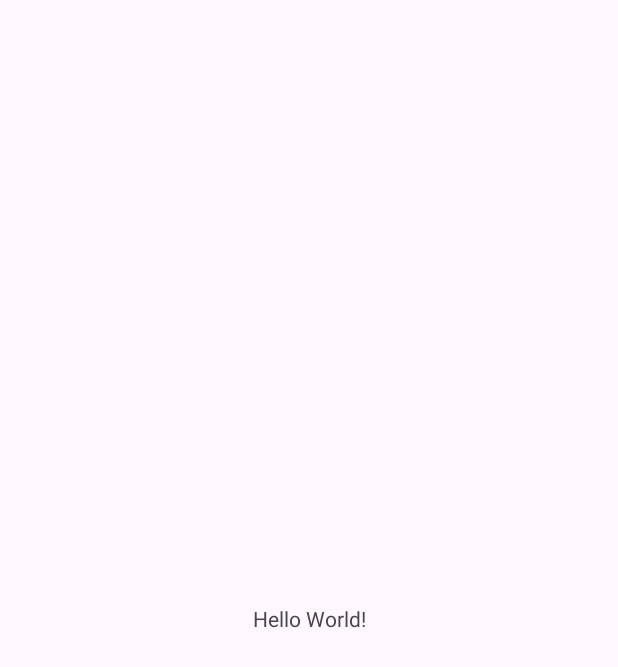
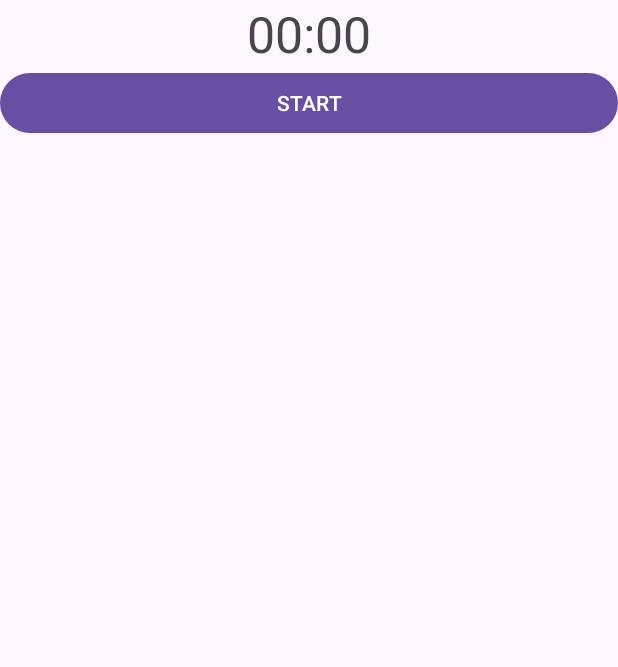
Before and after one commit to DoiRyoto/Meeting-TimeKeeper, an Android app: the screen it shows after launch (MainActivity), on a phone screen of 412 x 824 dp. Before the commit the part shown is almost empty. Shown: the top 667 px of the screen. Run offline under Robolectric (Android 15) with nearby library versions, the phone set to English and light mode, and no system bars.

Commit message:
UI作成(Phase1)

```diff
--- a/front/app/src/main/AndroidManifest.xml
+++ b/front/app/src/main/AndroidManifest.xml
@@ -1,6 +1,8 @@
 <?xml version="1.0" encoding="utf-8"?>
 <manifest xmlns:android="http://schemas.android.com/apk/res/android"
     xmlns:tools="http://schemas.android.com/tools">
+
+    <uses-permission android:name="android.permission.INTERNET" />
 
     <application
         android:allowBackup="true"
--- a/front/app/src/main/java/com/example/afinal/MainActivity.java
+++ b/front/app/src/main/java/com/example/afinal/MainActivity.java
@@ -2,13 +2,38 @@ package com.example.afinal;
 
 import androidx.appcompat.app.AppCompatActivity;
 
+import android.app.Activity;
 import android.os.Bundle;
+import android.util.Log;
+import android.view.View;
+import android.widget.Button;
+import android.widget.TextView;
 
 public class MainActivity extends AppCompatActivity {
+    private TextView textView;
+    private Button button;
 
     @Override
     protected void onCreate(Bundle savedInstanceState) {
         super.onCreate(savedInstanceState);
         setContentView(R.layout.activity_main);
+        Activity mainActivity = this;
+
+        TextView textView = (TextView) findViewById(R.id.timer);
+        Button button = (Button) findViewById(R.id.button);
+        button.setOnClickListener(new View.OnClickListener() {
+            @Override
+            public void onClick(View v) {
+                if(String.valueOf(button.getText()).equals("START")){
+                    button.setText("END");
+                    HttpConnectionTask task = new HttpConnectionTask(mainActivity, "start");
+                    task.execute();
+                } else if (String.valueOf(button.getText()).equals("END")) {
+                    button.setText("START");
+                    HttpConnectionTask task = new HttpConnectionTask(mainActivity, "end");
+                    task.execute();
+                }
+            }
+        });
     }
 }
--- a/front/app/src/main/res/layout/activity_main.xml
+++ b/front/app/src/main/res/layout/activity_main.xml
@@ -1,18 +1,24 @@
 <?xml version="1.0" encoding="utf-8"?>
-<androidx.constraintlayout.widget.ConstraintLayout xmlns:android="http://schemas.android.com/apk/res/android"
+<LinearLayout xmlns:android="http://schemas.android.com/apk/res/android"
     xmlns:app="http://schemas.android.com/apk/res-auto"
     xmlns:tools="http://schemas.android.com/tools"
     android:layout_width="match_parent"
     android:layout_height="match_parent"
-    tools:context=".MainActivity">
+    tools:context=".MainActivity"
+    android:orientation="vertical">
 
     <TextView
-        android:layout_width="wrap_content"
+        android:id="@+id/timer"
+        android:layout_width="match_parent"
         android:layout_height="wrap_content"
-        android:text="Hello World!"
-        app:layout_constraintBottom_toBottomOf="parent"
-        app:layout_constraintEnd_toEndOf="parent"
-        app:layout_constraintStart_toStartOf="parent"
-        app:layout_constraintTop_toTopOf="parent" />
+        android:text="00:00"
+        android:textSize="50px"
+        android:textAlignment="center"/>
 
-</androidx.constraintlayout.widget.ConstraintLayout>
+    <Button
+        android:id="@+id/button"
+        android:layout_width="match_parent"
+        android:layout_height="wrap_content"
+        android:text="@string/start" />
+
+</LinearLayout>
--- a/front/app/src/main/res/values/strings.xml
+++ b/front/app/src/main/res/values/strings.xml
@@ -1,3 +1,5 @@
 <resources>
     <string name="app_name">final</string>
+    <string name="start">START</string>
+    <string name="end">END</string>
 </resources>
```
Also changed, not shown: front/app/src/main/java/com/example/afinal/HttpConnectionTask.java (added, +61 -0 lines), 1 other file.
